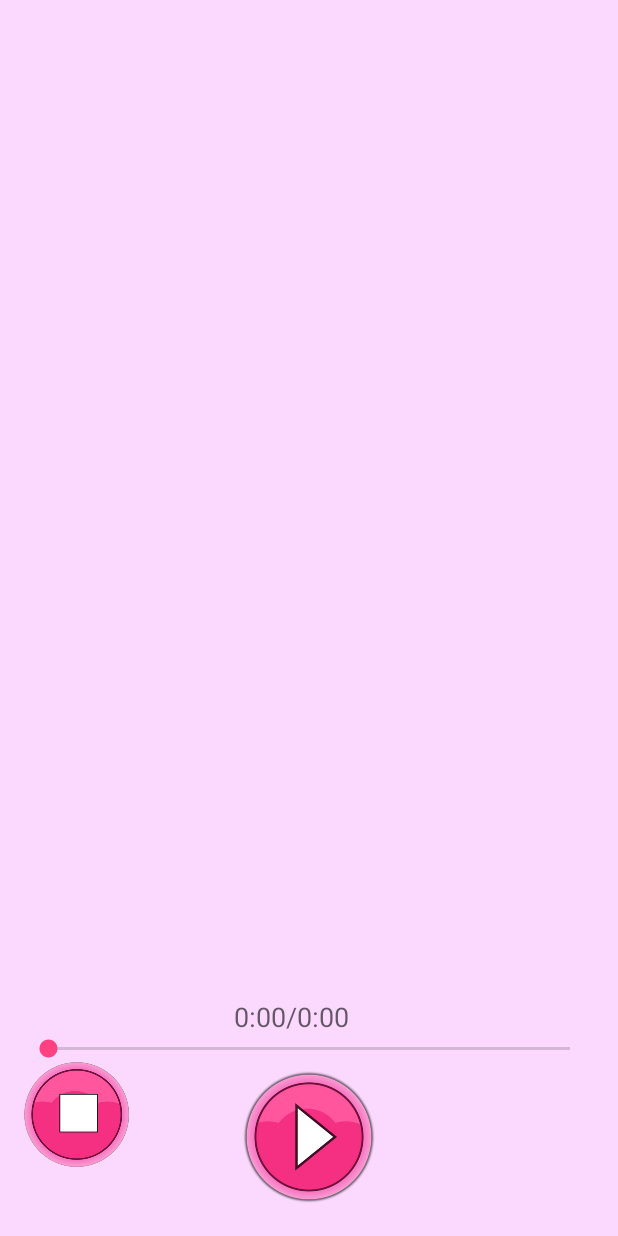
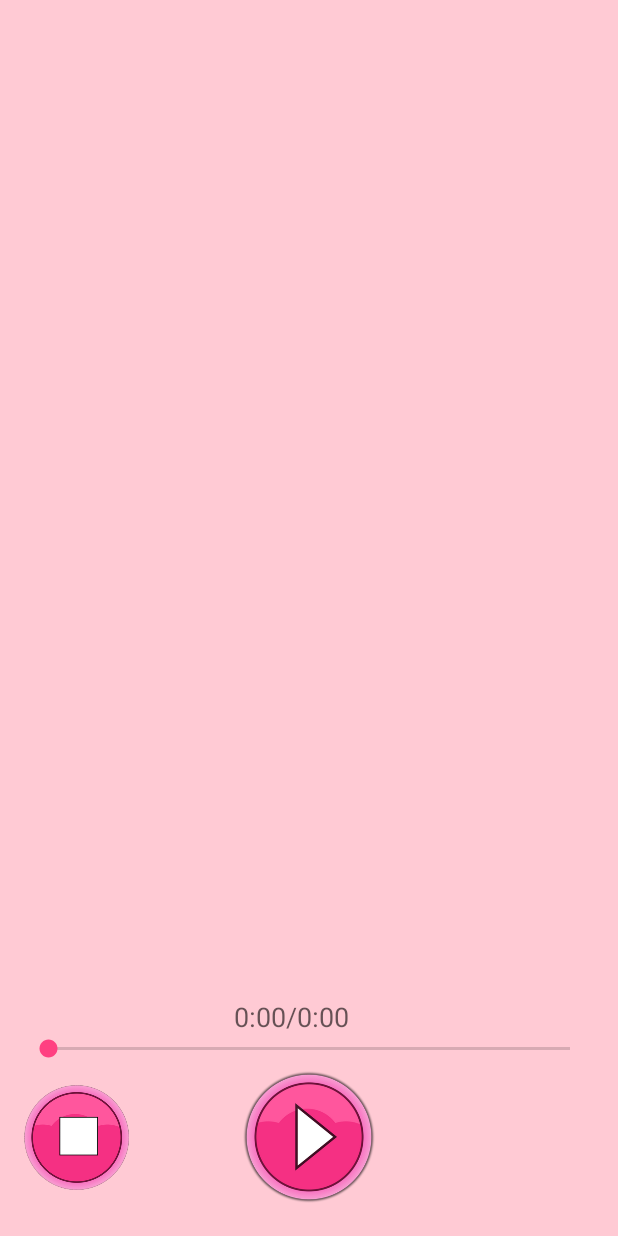
Before and after one commit to ruforavishnu/Cute-MP3-Player, an Android app: the screen it shows after launch (MediaPlayerActivity), on a phone screen of 412 x 824 dp. Run offline under Robolectric (Android 15) with nearby library versions, the phone set to English and light mode, and no system bars.

Commit message:
v1.0 UI elements layed out neatly

```diff
--- a/app/src/main/java/com/efgh/cutemp3player/VisualizerView.java
+++ b/app/src/main/java/com/efgh/cutemp3player/VisualizerView.java
@@ -39,7 +39,7 @@ public class VisualizerView extends View {
         mBytes = null;
         mForePaint.setStrokeWidth(1f);
         mForePaint.setAntiAlias(true);
-        mForePaint.setColor(Color.rgb(0, 128, 255));
+        mForePaint.setColor(Color.rgb(255, 153, 204));
     }
 
     public void updateVisualizer(byte[] bytes) {
--- a/app/src/main/res/layout/content_media_player.xml
+++ b/app/src/main/res/layout/content_media_player.xml
@@ -11,12 +11,14 @@
     app:layout_behavior="@string/appbar_scrolling_view_behavior"
     tools:context="com.efgh.cutemp3player.MediaPlayerActivity"
     tools:showIn="@layout/activity_media_player"
-    android:background="#fbd8fe">
+    android:background="#Ffcad4">
 
     <com.efgh.cutemp3player.VisualizerView
         android:id="@+id/myvisualizerview"
         android:layout_width="fill_parent"
-        android:layout_height="100dp" />
+        android:layout_height="100dp"
+        android:layout_row="0"
+        android:layout_column="0" />
 
     <SeekBar
         android:layout_width="match_parent"
@@ -24,7 +26,35 @@
         android:id="@+id/seekBar"
         android:layout_above="@+id/playButton"
         android:layout_alignParentLeft="true"
-        android:layout_alignParentStart="true" />
+        android:layout_alignParentStart="true"
+        android:layout_row="7"
+        android:layout_column="0" />
+
+    <TextView
+        android:layout_width="wrap_content"
+        android:layout_height="wrap_content"
+        android:textAppearance="?android:attr/textAppearanceMedium"
+        android:text="0:00/0:00"
+        android:id="@+id/durationText"
+        android:layout_above="@+id/seekBar"
+        android:layout_alignLeft="@+id/playButton"
+        android:layout_alignStart="@+id/playButton"
+        android:layout_row="7"
+        android:layout_column="1" />
+
+    <ImageButton
+
+        android:layout_width="100dp"
+        android:layout_height="100dp"
+        android:id="@+id/playButton"
+        android:src="@drawable/play"
+        android:scaleType="fitXY"
+        android:onClick="playButton"
+        android:background="@null"
+        android:layout_alignParentBottom="true"
+        android:layout_centerHorizontal="true"
+        android:layout_row="34"
+        android:layout_column="0" />
 
     <ImageButton
         android:layout_width="70dp"
@@ -37,28 +67,9 @@
         android:onClick="stopButton"
         android:layout_below="@+id/seekBar"
         android:layout_alignParentLeft="true"
-        android:layout_alignParentStart="true" />
-
-    <ImageButton
-
-        android:layout_width="100dp"
-        android:layout_height="100dp"
-        android:id="@+id/playButton"
-        android:src="@drawable/play"
-        android:scaleType="fitXY"
-        android:onClick="playButton"
-        android:background="@null"
-        android:layout_alignParentBottom="true"
-        android:layout_centerHorizontal="true" />
-
-    <TextView
-        android:layout_width="wrap_content"
-        android:layout_height="wrap_content"
-        android:textAppearance="?android:attr/textAppearanceMedium"
-        android:text="0:00/0:00"
-        android:id="@+id/durationText"
-        android:layout_above="@+id/seekBar"
-        android:layout_alignLeft="@+id/playButton"
-        android:layout_alignStart="@+id/playButton" />
+        android:layout_alignParentStart="true"
+        android:layout_row="41"
+        android:layout_column="0"
+        android:layout_marginTop="15dp" />
 
 </RelativeLayout>
```
